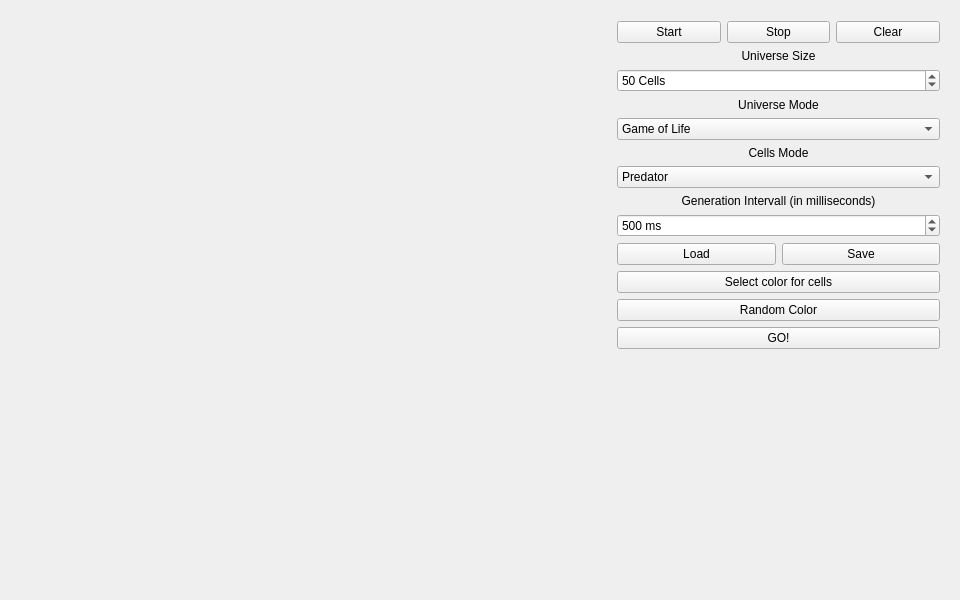
Old version of the form src/mainwindow.ui in the repository Lesik/prgpr1718.
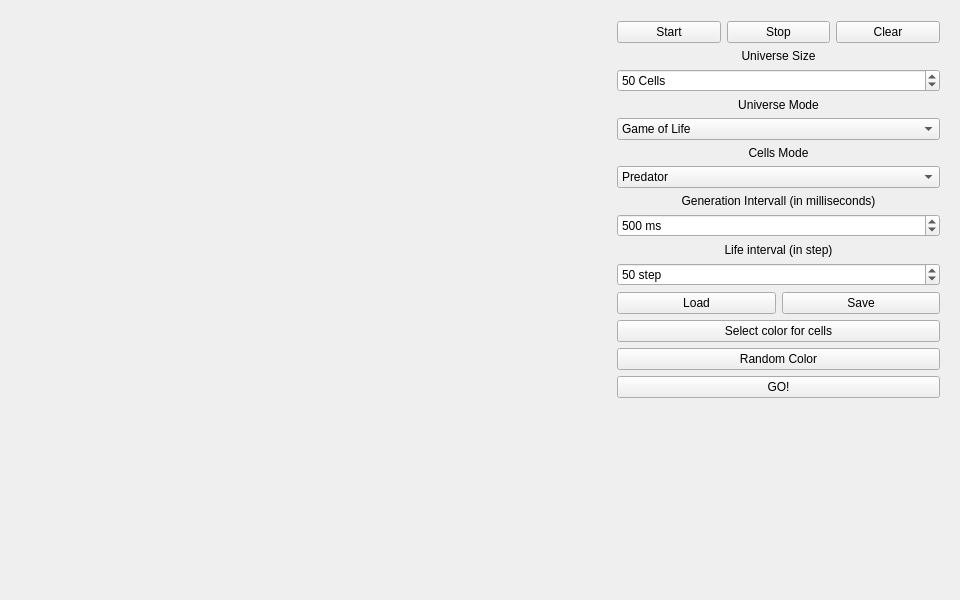
New version of the form.

The edit to the form file:
```diff
--- a/src/mainwindow.ui
+++ b/src/mainwindow.ui
@@ -158,7 +158,7 @@
        </property>
       </widget>
      </item>
-     <item row="13" column="1">
+     <item row="15" column="1">
       <layout class="QHBoxLayout" name="horizontalLayout">
        <item>
         <widget class="QPushButton" name="Button_load">
@@ -176,21 +176,21 @@
        </item>
       </layout>
      </item>
-     <item row="14" column="1">
+     <item row="16" column="1">
       <widget class="QPushButton" name="Button_select_color">
        <property name="text">
         <string>Select color for cells</string>
        </property>
       </widget>
      </item>
-     <item row="15" column="1">
+     <item row="17" column="1">
       <widget class="QPushButton" name="Button_radom_color">
        <property name="text">
         <string>Random Color</string>
        </property>
       </widget>
      </item>
-     <item row="16" column="1">
+     <item row="18" column="1">
       <widget class="QPushButton" name="Button_go">
        <property name="text">
         <string>GO!</string>
@@ -255,6 +255,35 @@
        </item>
       </widget>
      </item>
+     <item row="13" column="1">
+      <widget class="QLabel" name="Label_life_interval">
+       <property name="text">
+        <string>Life interval (in step)</string>
+       </property>
+       <property name="alignment">
+        <set>Qt::AlignCenter</set>
+       </property>
+      </widget>
+     </item>
+     <item row="14" column="1">
+      <widget class="QSpinBox" name="spinBox">
+       <property name="suffix">
+        <string> step</string>
+       </property>
+       <property name="minimum">
+        <number>10</number>
+       </property>
+       <property name="maximum">
+        <number>100</number>
+       </property>
+       <property name="singleStep">
+        <number>10</number>
+       </property>
+       <property name="value">
+        <number>50</number>
+       </property>
+      </widget>
+     </item>
     </layout>
    </widget>
    <widget class="QWidget" name="gridLayoutWidget">
```
